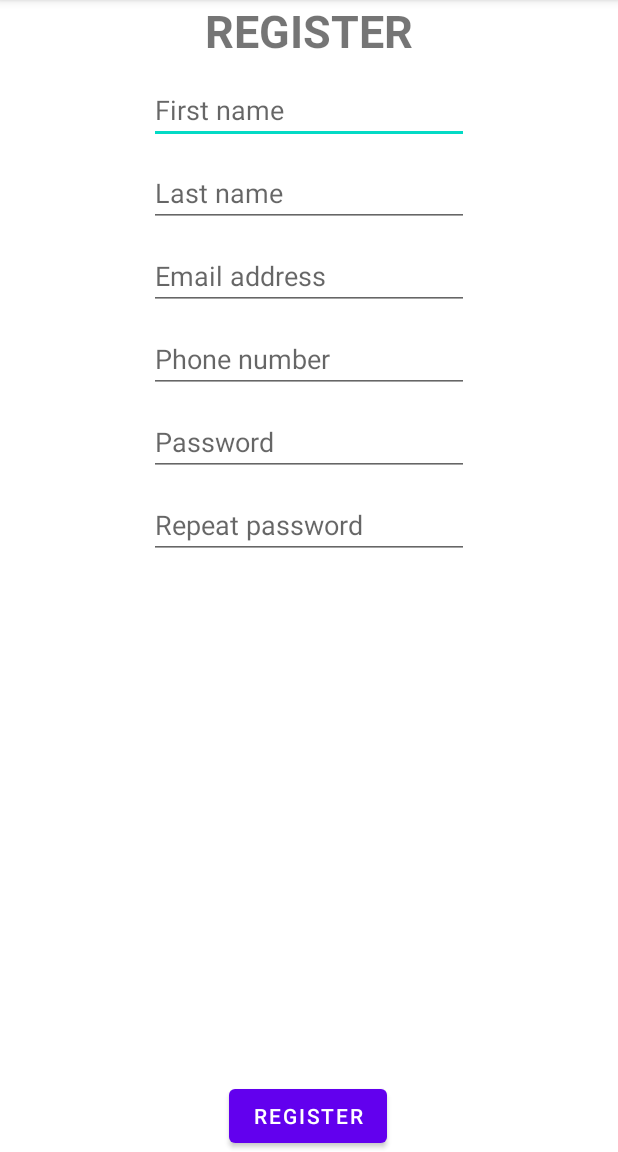
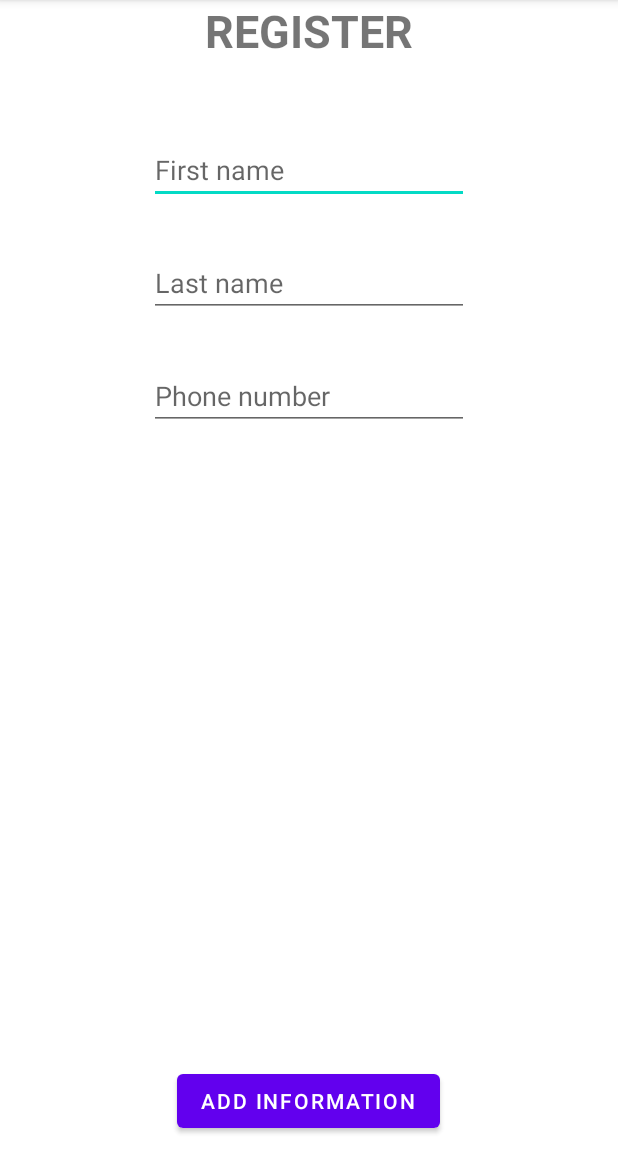
Before and after one commit to CaneLepus/Carpoolers, an Android app: the RegisterActivity screen opened directly, with no data from a screen before it, on a phone screen of 412 x 824 dp, the part 84-1236 px from its top. Run offline under Robolectric (Android 15) with nearby library versions, the phone set to English and light mode, and no system bars; our stand-ins replace Firebase (no records; nobody signed in at launch, a user with empty details on screens opened directly).

Commit message:
Added firebase authentication to login and registration features

```diff
--- a/app/build.gradle
+++ b/app/build.gradle
@@ -41,9 +41,10 @@ dependencies {
     implementation 'androidx.appcompat:appcompat:1.2.0'
     implementation 'com.google.android.material:material:1.3.0'
     implementation 'androidx.constraintlayout:constraintlayout:2.0.4'
-    implementation platform('com.google.firebase:firebase-bom:26.5.0')
+    implementation platform('com.google.firebase:firebase-bom:26.6.0')
     implementation 'com.google.firebase:firebase-analytics-ktx'
     implementation 'com.google.firebase:firebase-firestore-ktx'
+    implementation 'com.google.firebase:firebase-auth-ktx'
     //noinspection GradleCompatible
     implementation "com.android.support:support-compat:28.0.0"
     testImplementation 'junit:junit:4.+'
--- a/app/src/main/java/com/example/carpoolers/MainActivity.kt
+++ b/app/src/main/java/com/example/carpoolers/MainActivity.kt
@@ -14,9 +14,9 @@ class MainActivity : AppCompatActivity() {
         super.onCreate(savedInstanceState)
         setContentView(R.layout.activity_main)
         createNotificationChannel("channelOne")
-        val button = findViewById<Button>(R.id.registerActivityButton)
+        val button = findViewById<Button>(R.id.loginActivityButton)
         button.setOnClickListener {
-            val intent = Intent(this, RegisterActivity::class.java)
+            val intent = Intent(this, LoginActivity::class.java)
             startActivity(intent)
         }
         val notificationPageButton = findViewById<Button>(R.id.notificationPageButton)
--- a/app/src/main/java/com/example/carpoolers/User.kt
+++ b/app/src/main/java/com/example/carpoolers/User.kt
@@ -1,13 +1,11 @@
 package com.example.carpoolers
 
-data class User(val first: String, val second: String, val phone: String, val email: String, val password: String) {
+data class User(val first: String, val second: String, val phone: String) {
     fun storeFormat(): HashMap<Any, Any>{
         return hashMapOf(
             "first" to first,
             "last" to second,
             "phone" to phone,
-            "email" to email,
-            "password" to password,
             "rating" to 0
         )
     }
--- a/app/src/main/res/layout/activity_main.xml
+++ b/app/src/main/res/layout/activity_main.xml
@@ -16,10 +16,10 @@
         app:layout_constraintTop_toTopOf="parent" />
 
     <Button
-        android:id="@+id/registerActivityButton"
+        android:id="@+id/loginActivityButton"
         android:layout_width="wrap_content"
         android:layout_height="wrap_content"
-        android:text="register Activity"
+        android:text="Login"
         app:layout_constraintBottom_toBottomOf="parent"
         app:layout_constraintEnd_toEndOf="parent"
         app:layout_constraintStart_toStartOf="parent" />
@@ -29,7 +29,7 @@
         android:layout_width="wrap_content"
         android:layout_height="wrap_content"
         android:text="NOTIFICATIONS"
-        app:layout_constraintBottom_toTopOf="@+id/registerActivityButton"
+        app:layout_constraintBottom_toTopOf="@+id/loginActivityButton"
         app:layout_constraintEnd_toEndOf="parent"
         app:layout_constraintStart_toStartOf="parent" />
 
--- a/app/src/main/res/layout/activity_register.xml
+++ b/app/src/main/res/layout/activity_register.xml
@@ -9,7 +9,8 @@
         android:id="@+id/registerButton"
         android:layout_width="wrap_content"
         android:layout_height="wrap_content"
-        android:text="Register"
+        android:text="Add information"
+        android:layout_marginBottom="10dp"
         app:layout_constraintBottom_toBottomOf="parent"
         app:layout_constraintEnd_toEndOf="parent"
         app:layout_constraintHorizontal_bias="0.498"
@@ -36,7 +37,7 @@
         app:layout_constraintEnd_toEndOf="parent"
         app:layout_constraintStart_toStartOf="parent"
         app:layout_constraintTop_toBottomOf="@+id/textView"
-        android:layout_marginTop="10dp"/>
+        android:layout_marginTop="50dp"/>
 
     <EditText
         android:id="@+id/lastNameEditText"
@@ -48,19 +49,8 @@
         app:layout_constraintEnd_toEndOf="parent"
         app:layout_constraintStart_toStartOf="parent"
         app:layout_constraintTop_toBottomOf="@+id/firstNameEditText"
-        android:layout_marginTop="10dp"/>
+        android:layout_marginTop="30dp"/>
 
-    <EditText
-        android:id="@+id/editTextTextEmailAddress"
-        android:layout_width="wrap_content"
-        android:layout_height="wrap_content"
-        android:ems="10"
-        android:inputType="textEmailAddress"
-        android:hint="Email address"
-        app:layout_constraintEnd_toEndOf="parent"
-        app:layout_constraintStart_toStartOf="parent"
-        app:layout_constraintTop_toBottomOf="@+id/lastNameEditText"
-        android:layout_marginTop="10dp"/>
 
     <EditText
         android:id="@+id/editTextPhone"
@@ -71,31 +61,9 @@
         android:hint="Phone number"
         app:layout_constraintEnd_toEndOf="parent"
         app:layout_constraintStart_toStartOf="parent"
-        app:layout_constraintTop_toBottomOf="@+id/editTextTextEmailAddress"
-        android:layout_marginTop="10dp"/>
+        app:layout_constraintTop_toBottomOf="@+id/lastNameEditText"
+        android:layout_marginTop="30dp"/>
 
-    <EditText
-        android:id="@+id/editTextTextPassword"
-        android:layout_width="wrap_content"
-        android:layout_height="wrap_content"
-        android:ems="10"
-        android:inputType="textPassword"
-        android:hint="Password"
-        app:layout_constraintEnd_toEndOf="parent"
-        app:layout_constraintStart_toStartOf="parent"
-        app:layout_constraintTop_toBottomOf="@+id/editTextPhone"
-        android:layout_marginTop="10dp"/>
 
-    <EditText
-        android:id="@+id/editTextTextPasswordRepeat"
-        android:layout_width="wrap_content"
-        android:layout_height="wrap_content"
-        android:ems="10"
-        android:inputType="textPassword"
-        android:hint="Repeat password"
-        app:layout_constraintEnd_toEndOf="parent"
-        app:layout_constraintStart_toStartOf="parent"
-        app:layout_constraintTop_toBottomOf="@+id/editTextTextPassword"
-        android:layout_marginTop="10dp"/>
 
 </androidx.constraintlayout.widget.ConstraintLayout>
```
Also changed, not shown: app/src/main/AndroidManifest.xml (+7 -2 lines), app/src/main/java/com/example/carpoolers/LoginActivity.kt (added, +74 -0 lines), app/src/main/java/com/example/carpoolers/RegisterActivity.kt (+20 -48 lines), app/src/main/res/layout/activity_login.xml (added, +73 -0 lines).
